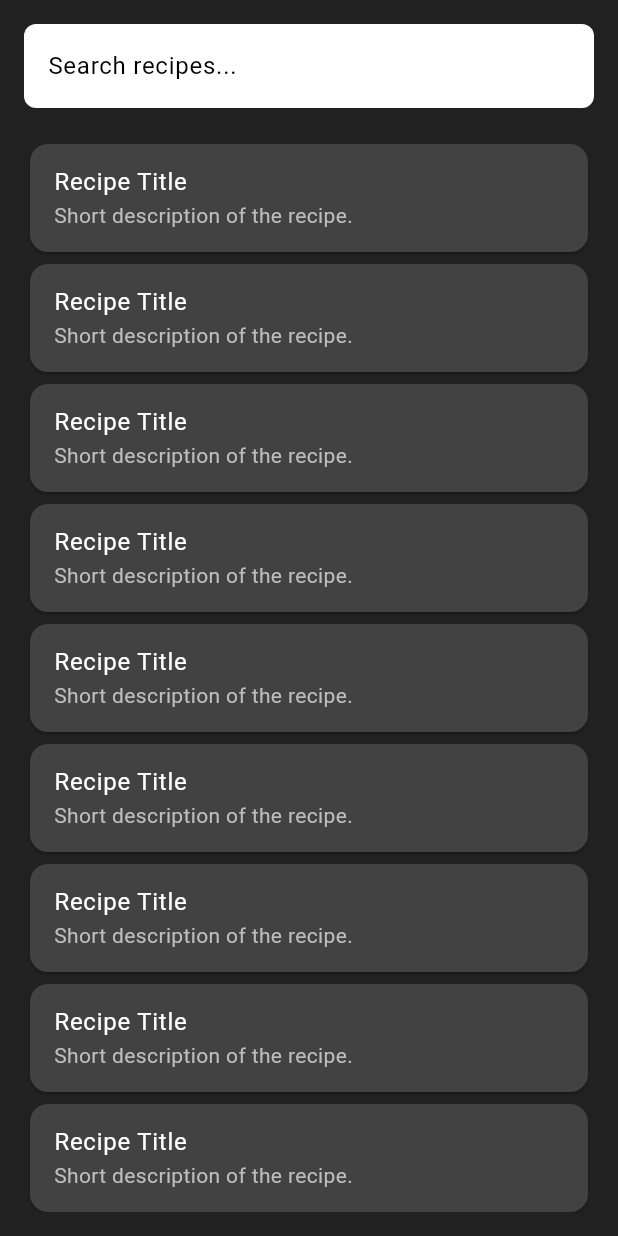
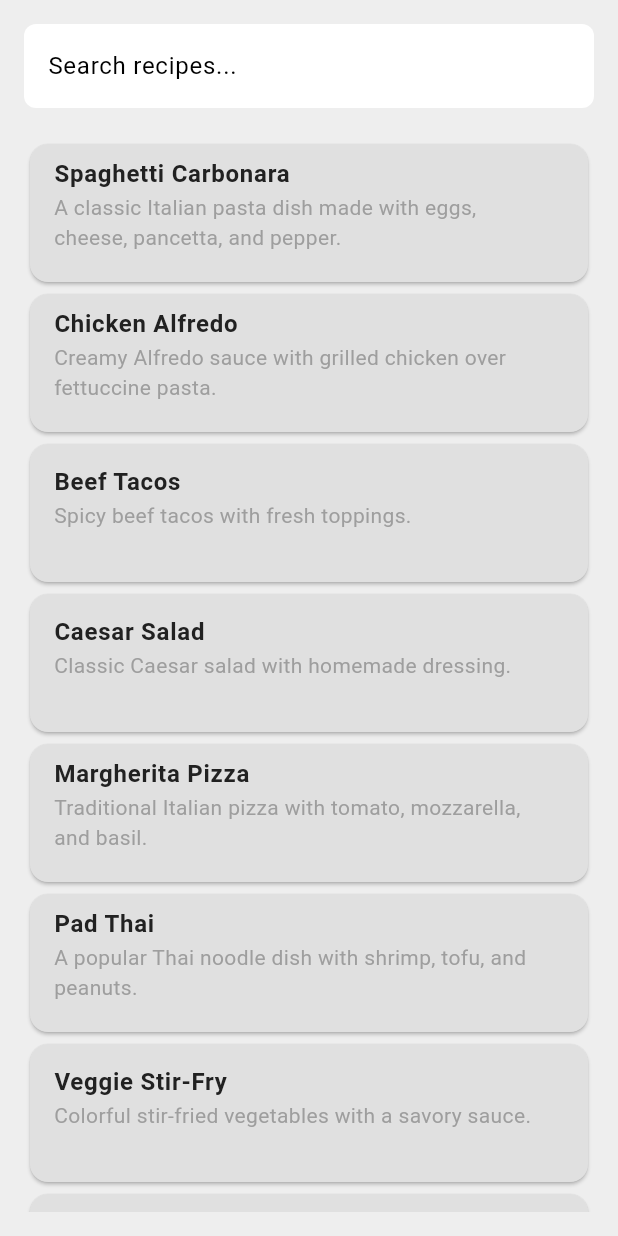
Before and after one commit to herb-chan/Recipp, a Flutter app: the RecipesPage screen opened by its route, on a phone screen of 412 x 824 dp. Run offline on Flutter 3.47's test engine with Material 3 defaults, Android fonts, the phone set to English and light mode, and no system bars.

Commit message:
recipes page placeholder and components v0.0.3.2

```diff
--- /dev/null
+++ b/lib/components/recipe_card.dart
@@ -0,0 +1,40 @@
+import 'package:flutter/material.dart';
+
+class RecipeCard extends StatelessWidget {
+  final String title;
+  final String description;
+  final VoidCallback onTap;
+  final double height;
+
+  const RecipeCard({
+    Key? key,
+    required this.title,
+    required this.description,
+    required this.onTap,
+    this.height = 100.0, // Default height
+  }) : super(key: key);
+
+  @override
+  Widget build(BuildContext context) {
+    return Container(
+      height: height,
+      child: Card(
+        color: Theme.of(context).colorScheme.secondary,
+        child: ListTile(
+          title: Text(
+            title,
+            style: TextStyle(
+              color: Theme.of(context).colorScheme.tertiary,
+              fontWeight: FontWeight.w700,
+            ),
+          ),
+          subtitle: Text(
+            description,
+            style: TextStyle(color: Theme.of(context).colorScheme.primary),
+          ),
+          onTap: onTap,
+        ),
+      ),
+    );
+  }
+}
--- a/lib/pages/recipes.dart
+++ b/lib/pages/recipes.dart
@@ -1,12 +1,147 @@
 import 'package:flutter/material.dart';
+import 'package:recipp/components/recipe_card.dart';
+import 'package:recipp/pages/detailed_recipe.dart';
 
 class RecipesPage extends StatelessWidget {
   const RecipesPage({super.key});
 
+  void _navigateToRecipeDetail(BuildContext context, String title,
+      String description, String imagePath, List<String> steps) {
+    Navigator.push(
+      context,
+      MaterialPageRoute(
+        builder: (context) => RecipeDetailPage(
+          title: title,
+          description: description,
+          imagePath: imagePath,
+          steps: steps,
+        ),
+      ),
+    );
+  }
+
   @override
   Widget build(BuildContext context) {
+    final recipes = [
+      {
+        'title': 'Spaghetti Carbonara',
+        'description':
+            'A classic Italian pasta dish made with eggs, cheese, pancetta, and pepper.',
+        'imagePath': 'assets/placeholder_meals/spaghetti_carbonara.jpg',
+        'steps': [
+          'Boil the pasta.',
+          'Cook the pancetta.',
+          'Mix eggs and cheese.',
+          'Combine pasta with pancetta and egg mixture.'
+        ],
+      },
+      {
+        'title': 'Chicken Alfredo',
+        'description':
+            'Creamy Alfredo sauce with grilled chicken over fettuccine pasta.',
+        'imagePath': 'assets/chicken_alfredo.jpg',
+        'steps': [
+          'Cook the pasta.',
+          'Prepare the Alfredo sauce.',
+          'Grill the chicken.',
+          'Mix all together.'
+        ],
+      },
+      {
+        'title': 'Beef Tacos',
+        'description': 'Spicy beef tacos with fresh toppings.',
+        'imagePath': 'assets/beef_tacos.jpg',
+        'steps': [
+          'Cook the beef with spices.',
+          'Prepare the toppings.',
+          'Assemble the tacos.',
+          'Serve with lime wedges.'
+        ],
+      },
+      {
+        'title': 'Caesar Salad',
+        'description': 'Classic Caesar salad with homemade dressing.',
+        'imagePath': 'assets/caesar_salad.jpg',
+        'steps': [
+          'Prepare the lettuce.',
+          'Make the Caesar dressing.',
+          'Toss the salad with dressing.',
+          'Add croutons and Parmesan.'
+        ],
+      },
+      {
+        'title': 'Margherita Pizza',
+        'description':
+            'Traditional Italian pizza with tomato, mozzarella, and basil.',
+        'imagePath': 'assets/margherita_pizza.jpg',
+        'steps': [
+          'Prepare the dough.',
+          'Spread tomato sauce.',
+          'Add mozzarella and basil.',
+          'Bake in the oven.'
+        ],
+      },
+      {
+        'title': 'Pad Thai',
+        'description':
+            'A popular Thai noodle dish with shrimp, tofu, and peanuts.',
+        'imagePath': 'assets/pad_thai.jpg',
+        'steps': [
+          'Cook the noodles.',
+          'Stir-fry shrimp and tofu.',
+          'Add noodles and sauce.',
+          'Garnish with peanuts and lime.'
+        ],
+      },
+      {
+        'title': 'Veggie Stir-Fry',
+        'description': 'Colorful stir-fried vegetables with a savory sauce.',
+        'imagePath': 'assets/veggie_stir_fry.jpg',
+        'steps': [
+          'Chop the vegetables.',
+          'Stir-fry the veggies.',
+          'Add the sauce.',
+          'Serve with rice.'
+        ],
+      },
+      {
+        'title': 'Beef Stroganoff',
+        'description': 'Creamy beef stroganoff served over egg noodles.',
+        'imagePath': 'assets/beef_stroganoff.jpg',
+        'steps': [
+          'Cook the beef.',
+          'Prepare the sauce.',
+          'Mix with cooked noodles.',
+          'Garnish with parsley.'
+        ],
+      },
+      {
+        'title': 'Greek Salad',
+        'description':
+            'Fresh salad with tomatoes, cucumbers, olives, and feta cheese.',
+        'imagePath': 'assets/greek_salad.jpg',
+        'steps': [
+          'Chop the vegetables.',
+          'Mix in a bowl.',
+          'Add feta cheese.',
+          'Drizzle with olive oil and vinegar.'
+        ],
+      },
+      {
+        'title': 'Chocolate Brownies',
+        'description': 'Rich and fudgy chocolate brownies.',
+        'imagePath': 'assets/chocolate_brownies.jpg',
+        'steps': [
+          'Prepare the batter.',
+          'Pour into a baking pan.',
+          'Bake in the oven.',
+          'Let cool before cutting.'
+        ],
+      },
+    ];
+
     return Scaffold(
-      backgroundColor: Colors.grey[900],
+      backgroundColor: Theme.of(context).colorScheme.surface,
       body: Padding(
         padding: const EdgeInsets.all(16.0),
         child: Column(
@@ -25,19 +160,18 @@ class RecipesPage extends StatelessWidget {
             SizedBox(height: 20),
             Expanded(
               child: ListView.builder(
-                itemCount: 10, // Placeholder for number of recipes
+                itemCount: recipes.length,
                 itemBuilder: (context, index) {
-                  return Card(
-                    color: Colors.grey[800],
-                    child: ListTile(
-                      title: Text(
-                        'Recipe Title',
-                        style: TextStyle(color: Colors.white),
-                      ),
-                      subtitle: Text(
-                        'Short description of the recipe.',
-                        style: TextStyle(color: Colors.grey[400]),
-                      ),
+                  final recipe = recipes[index];
+                  return RecipeCard(
+                    title: recipe['title'] as String,
+                    description: recipe['description'] as String,
+                    onTap: () => _navigateToRecipeDetail(
+                      context,
+                      recipe['title'] as String,
+                      recipe['description'] as String,
+                      recipe['imagePath'] as String,
+                      recipe['steps'] as List<String>,
                     ),
                   );
                 },
--- a/lib/themes/dark_theme.dart
+++ b/lib/themes/dark_theme.dart
@@ -4,6 +4,7 @@ ThemeData darkMode = ThemeData(
   colorScheme: ColorScheme.light(
     surface: Colors.grey[900]!,
     primary: Colors.grey[500]!,
+    secondary: Colors.grey[850]!,
     tertiary: Colors.white,
     inversePrimary: Colors.grey[700]!,
     error: Colors.red[400]!,
--- a/lib/themes/light_theme.dart
+++ b/lib/themes/light_theme.dart
@@ -4,6 +4,7 @@ ThemeData lightMode = ThemeData(
   colorScheme: ColorScheme.light(
     surface: Colors.grey[200]!,
     primary: Colors.grey[500]!,
+    secondary: Colors.grey[300]!,
     tertiary: Colors.grey[900],
     inversePrimary: Colors.grey[400]!,
     error: Colors.red[400]!,
```
Also changed, not shown: lib/pages/detailed_recipe.dart (added, +62 -0 lines), 1 other file.
